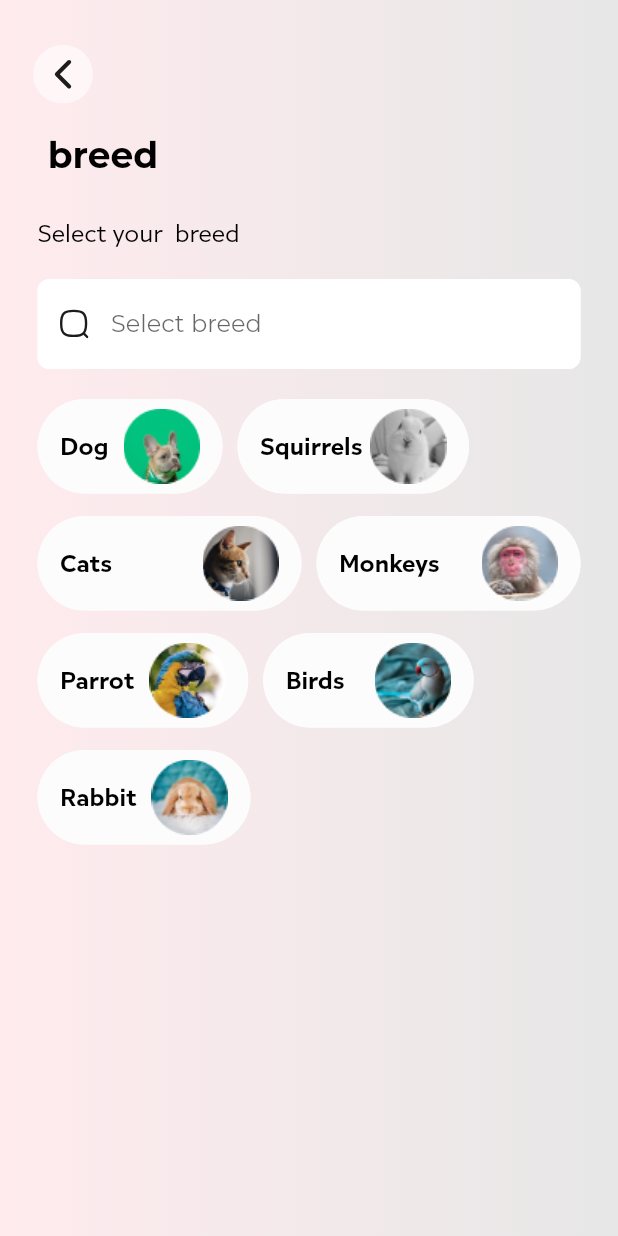
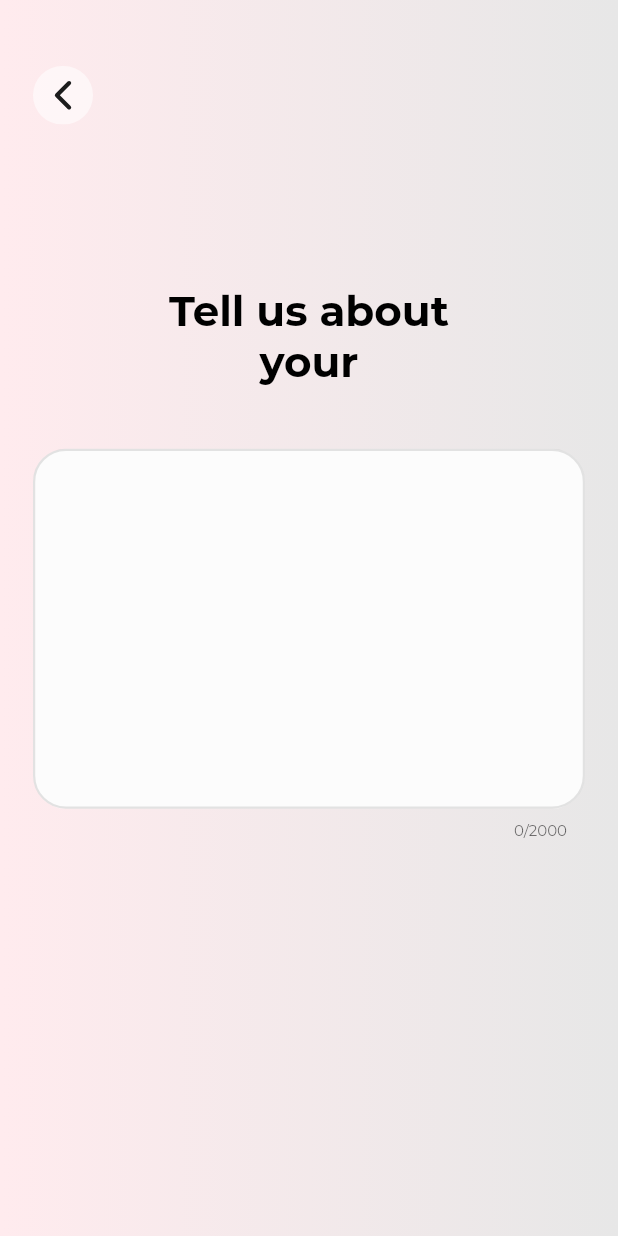
Before and after one commit to naztechnation/Petnity, a Flutter app: the KycScreenFive screen opened directly, after a tap on "0-7", after a tap on "Next", on a phone screen of 412 x 824 dp. Run offline on Flutter 3.47's test engine with Material 2 defaults, Android fonts, the phone set to English and light mode, and no system bars; our stand-ins replace flutter_svg, pin_code_fields; missing offline and left inert: rect_getter; project files that could hold a hidden picture were left out.

Commit message:
kyc screens in progress

```diff
--- a/lib/res/app_images.dart
+++ b/lib/res/app_images.dart
@@ -17,6 +17,7 @@ class AppImages {
   static const parrotPic = '${_baseUrl}parrot_pics.png';
   static const birdsPic = '${_baseUrl}birds_pics.png';
   static const rabbitPic = '${_baseUrl}rabbit_pics.png';
+  static const defaultImage = '${_baseUrl}default_image.png';
 
 
 
--- a/lib/ui/kyc/kyc_screen_five.dart
+++ b/lib/ui/kyc/kyc_screen_five.dart
@@ -1,5 +1,6 @@
 import 'package:flutter/material.dart';
 import 'package:petnity/res/enum.dart';
+import 'package:petnity/ui/kyc/kyc_screen_six.dart';
 
 import '../../res/app_colors.dart';
 import '../../res/app_constants.dart';
@@ -11,8 +12,6 @@ import '../widgets/button_view.dart';
 import '../widgets/custom_multi_toogle.dart';
 import '../widgets/custom_text.dart';
 import '../widgets/image_view.dart';
-import 'widgets/choice_card.dart';
-import 'kyc_screen_four.dart';
 
 class KycScreenFive extends StatefulWidget {
   final String selectedPet;
@@ -38,7 +37,7 @@ class _KycScreenFiveState extends State<KycScreenFive> {
         child: Container(
           height: screenSize(context).height,
           width: screenSize(context).width,
-          decoration: BoxDecoration(),
+
           child: Column(children: [
             SafeArea(
                 child: const SizedBox(
@@ -98,7 +97,7 @@ class _KycScreenFiveState extends State<KycScreenFive> {
                 child: ButtonView(
                   onPressed: () {
                     AppNavigator.pushAndStackPage(context,
-                        page: KycScreenFour(
+                        page: KycScreenSix(
                           selectedPet: widget.selectedPet,
                         ));
                   },
--- a/lib/ui/kyc/kyc_screen_four.dart
+++ b/lib/ui/kyc/kyc_screen_four.dart
@@ -10,7 +10,7 @@ import '../widgets/back_button.dart';
 import '../widgets/custom_text.dart';
 import '../widgets/filter_search_section.dart';
 import 'kyc_screen_five.dart';
-import 'kyc_screen_two.dart';
+
 import 'widgets/pet_type_body.dart';
 
 class KycScreenFour extends StatelessWidget {
--- /dev/null
+++ b/lib/ui/kyc/kyc_screen_six.dart
@@ -0,0 +1,99 @@
+
+import 'package:flutter/material.dart';
+import 'package:petnity/ui/widgets/text_edit_view.dart';
+
+import '../../res/app_colors.dart';
+import '../../res/app_constants.dart';
+import '../../res/app_strings.dart';
+import '../../utils/navigator/page_navigator.dart';
+import '../widgets/back_button.dart';
+import '../widgets/button_view.dart';
+import '../widgets/custom_text.dart';
+import 'kyc_screen_seven.dart';
+
+class KycScreenSix extends StatelessWidget {
+
+   final String selectedPet;
+
+  KycScreenSix({super.key, this.selectedPet = ''});
+
+  TextEditingController commentController = TextEditingController();
+
+
+  @override
+  Widget build(BuildContext context) {
+    return Scaffold(
+      body: Container(
+        height: screenSize(context).height,
+          width: screenSize(context).width,
+          decoration: BoxDecoration(
+              gradient: LinearGradient(
+                  colors: [AppColors.scaffoldColor, Colors.red.shade50],
+                  begin: Alignment.topRight,
+                  end: Alignment.topLeft)),
+                  child: SingleChildScrollView(child: Column(children: [
+
+                     SafeArea(
+                child: const SizedBox(
+              height: 44,
+            )),
+            backButton(context),
+            SizedBox(
+              height: screenSize(context).height * 0.13,
+            ),
+            CustomText(
+              textAlign: TextAlign.center,
+              maxLines: 2,
+              text: 'Tell us about \nyour $selectedPet',
+              weight: FontWeight.w700,
+              size: 28,
+              fontFamily: AppStrings.montserrat,
+              color: Colors.black,
+            ),
+             SizedBox(
+              height: 20,
+            ),
+            Padding(
+              padding: const EdgeInsets.symmetric(horizontal: 22.0),
+              child: TextEditView(controller: commentController, fillColor: AppColors.cardColor,
+              maxLines: 10, borderRadius: 22,
+              textInputAction: TextInputAction.done,
+              maxLength: 2000,
+              ),
+            ),
+              SizedBox(
+              height: screenSize(context).height * 0.10,
+            ),
+            if (commentController.text != '')
+              Padding(
+                padding:
+                    const EdgeInsets.symmetric(vertical: 0.0, horizontal: 20),
+                child: ButtonView(
+                  onPressed: () {
+                    AppNavigator.pushAndStackPage(context,
+                        page: KycScreenSeven(
+                          selectedPet: selectedPet,
+                        ));
+                  },
+                  color: AppColors.lightSecondary,
+                  borderRadius: 32,
+                  borderColor: Colors.white,
+                  child: CustomText(
+                    textAlign: TextAlign.center,
+                    maxLines: 1,
+                    text: 'Next',
+                    weight: FontWeight.w700,
+                    size: 20,
+                    fontFamily: AppStrings.interSans,
+                    color: Colors.white,
+                  ),
+                ),
+              ),
+            SizedBox(
+              height: 50,
+            ),
+                  ],)),
+      ),
+    );
+  }
+}
```
Also changed, not shown: lib/ui/kyc/kyc_screen_seven.dart (added, +56 -0 lines), assets/images/default_image.png (added).
